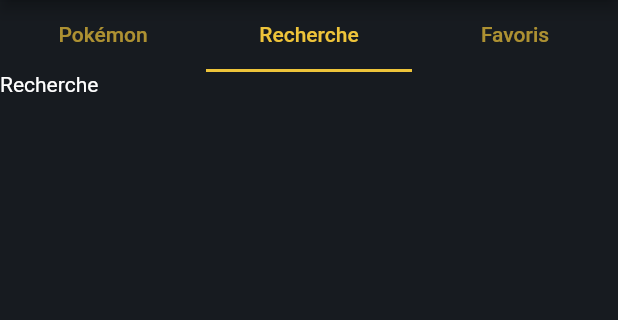
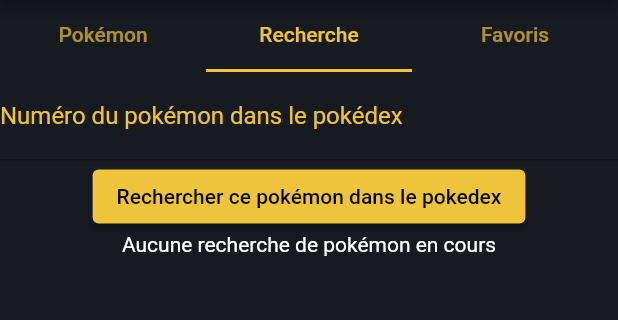
Before and after one commit to DRF-dev/Pokemon-api, a Flutter app: the screen it shows after launch, tab 2 chosen, on a phone screen of 412 x 824 dp, the part 84-404 px from its top. Run offline on Flutter 3.47's test engine with Material 2 defaults, Android fonts, the phone set to English and light mode, and no system bars; our stand-ins replace flutter_bloc; network calls fail.

Commit message:
feat(research): finish research

```diff
--- a/lib/blocs/fav/fav.events.dart
+++ b/lib/blocs/fav/fav.events.dart
@@ -12,3 +12,8 @@ class RemoveFavoriteEvent extends FavEvents {
   PokemonModel singlePokemon;
   RemoveFavoriteEvent({required this.singlePokemon});
 }
+
+class SearchPokemonByIdEvent extends FavEvents {
+  int pokedexId;
+  SearchPokemonByIdEvent({required this.pokedexId});
+}
--- a/lib/blocs/fav/fav.state.dart
+++ b/lib/blocs/fav/fav.state.dart
@@ -1,3 +1,4 @@
+import 'package:pokemon/views/accueil/tab-pokemon/models/pokemon.model.dart';
 import 'package:pokemon/views/accueil/tab-pokemon/widgets/single-pokemon.tab-pokemon.dart';
 
 abstract class FavState {}
@@ -6,5 +7,6 @@ class FavEmptyState extends FavState {}
 
 class FavStateWithValue extends FavState {
   List<SinglePokemon> pokemons;
-  FavStateWithValue({required this.pokemons});
+  PokemonModel? pokemonModel;
+  FavStateWithValue({required this.pokemons, this.pokemonModel});
 }
--- a/lib/views/accueil/accueil.view.dart
+++ b/lib/views/accueil/accueil.view.dart
@@ -1,5 +1,6 @@
 import 'package:flutter/material.dart';
 import 'package:pokemon/views/accueil/favorites/favorite.widget.dart';
+import 'package:pokemon/views/accueil/recherche/research.widget.dart';
 import 'package:pokemon/views/accueil/tab-pokemon/tab-pokemon.widget.dart';
 
 class AccueilView extends StatefulWidget {
@@ -43,7 +44,7 @@ class _AccueilViewState extends State<AccueilView>
                 physics: NeverScrollableScrollPhysics(),
                 children: <Widget>[
                   TabPokemon(),
-                  Text("Recherche"),
+                  ResearchTab(),
                   Favorite(),
                 ],
               ),
--- /dev/null
+++ b/lib/views/accueil/recherche/research.widget.dart
@@ -0,0 +1,88 @@
+import 'package:flutter/material.dart';
+import 'package:flutter_bloc/flutter_bloc.dart';
+import 'package:pokemon/blocs/fav/fav.bloc.dart';
+import 'package:pokemon/blocs/fav/fav.events.dart';
+import 'package:pokemon/blocs/fav/fav.state.dart';
+import 'package:pokemon/views/accueil/tab-pokemon/widgets/single-pokemon.tab-pokemon.dart';
+
+class ResearchTab extends StatefulWidget {
+  @override
+  _ResearchTabState createState() => _ResearchTabState();
+}
+
+class _ResearchTabState extends State<ResearchTab>
+    with AutomaticKeepAliveClientMixin<ResearchTab> {
+  final GlobalKey<FormState> _key = GlobalKey<FormState>();
+  FormState get form => _key.currentState!;
+  int? pokedexId;
+
+  @override
+  bool get wantKeepAlive => true;
+
+  void submitForm(BuildContext context) {
+    form.save();
+    if (pokedexId != null) {
+      return BlocProvider.of<FavBloc>(context).add(
+        SearchPokemonByIdEvent(pokedexId: pokedexId!),
+      );
+    }
+  }
+
+  @override
+  Widget build(BuildContext context) {
+    return SingleChildScrollView(
+      child: Container(
+        child: Form(
+          key: _key,
+          child: Column(
+            children: [
+              TextFormField(
+                style: TextStyle(
+                  color: Theme.of(context).primaryColor,
+                ),
+                decoration: InputDecoration(
+                  labelText: "Numéro du pokémon dans le pokédex",
+                  labelStyle: TextStyle(color: Theme.of(context).primaryColor),
+                ),
+                keyboardType: TextInputType.number,
+                onSaved: (newValue) {
+                  newValue == null ? null : pokedexId = int.parse(newValue);
+                },
+              ),
+              ElevatedButton(
+                child: Text(
+                  "Rechercher ce pokémon dans le pokedex",
+                ),
+                onPressed: () => submitForm(context),
+              ),
+              BlocBuilder<FavBloc, FavState>(
+                builder: (context, state) {
+                  if (state is FavStateWithValue) {
+                    if (state.pokemonModel != null) {
+                      return Container(
+                        margin:
+                            EdgeInsets.symmetric(horizontal: 50, vertical: 25),
+                        decoration: BoxDecoration(
+                          color: Colors.grey.withOpacity(.1),
+                          borderRadius: BorderRadius.circular(60),
+                        ),
+                        height: MediaQuery.of(context).size.height / 1.6,
+                        child: SinglePokemon(
+                          pokemonModel: state.pokemonModel!,
+                        ),
+                      );
+                    }
+                    return CircularProgressIndicator();
+                  }
+                  return Center(
+                    child: Text("Aucune recherche de pokémon en cours"),
+                  );
+                },
+              ),
+            ],
+          ),
+        ),
+      ),
+    );
+  }
+}
```
Also changed, not shown: lib/blocs/fav/fav.bloc.dart (+7 -1 lines), lib/blocs/fav/fav.repository.dart (+11 -1 lines), lib/views/accueil/favorites/favorite.widget.dart (+16 -2 lines).
